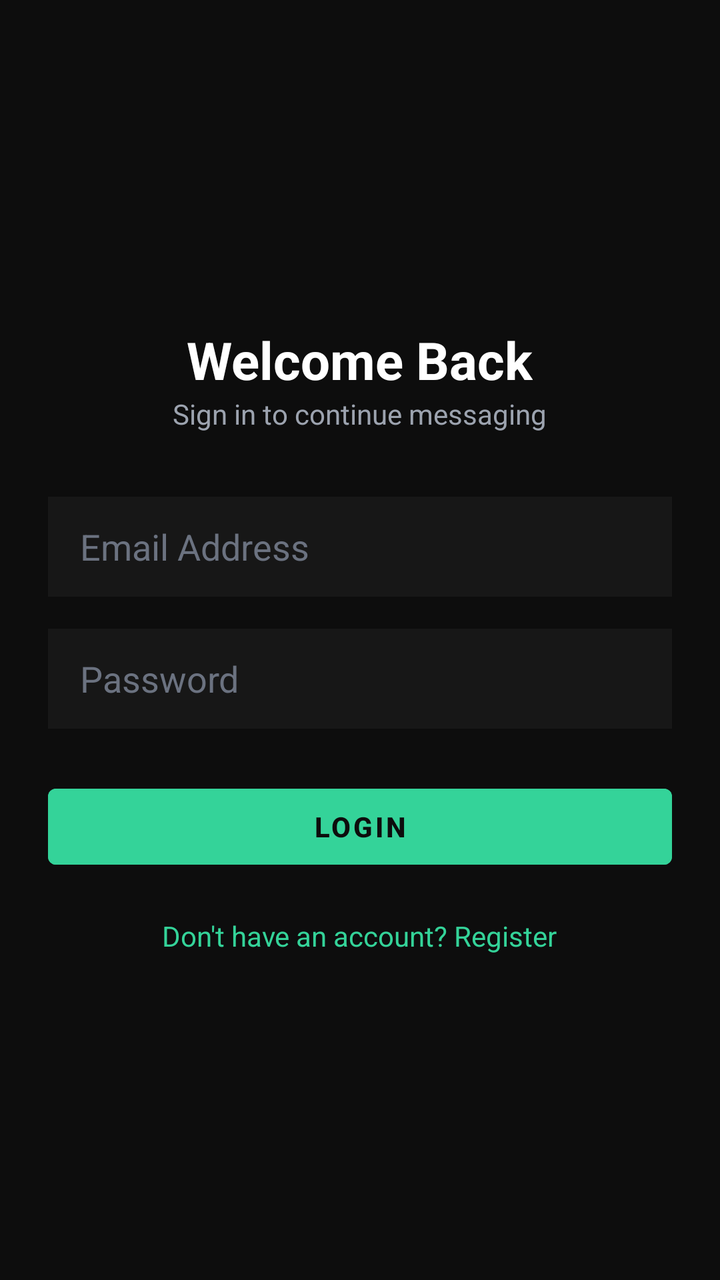
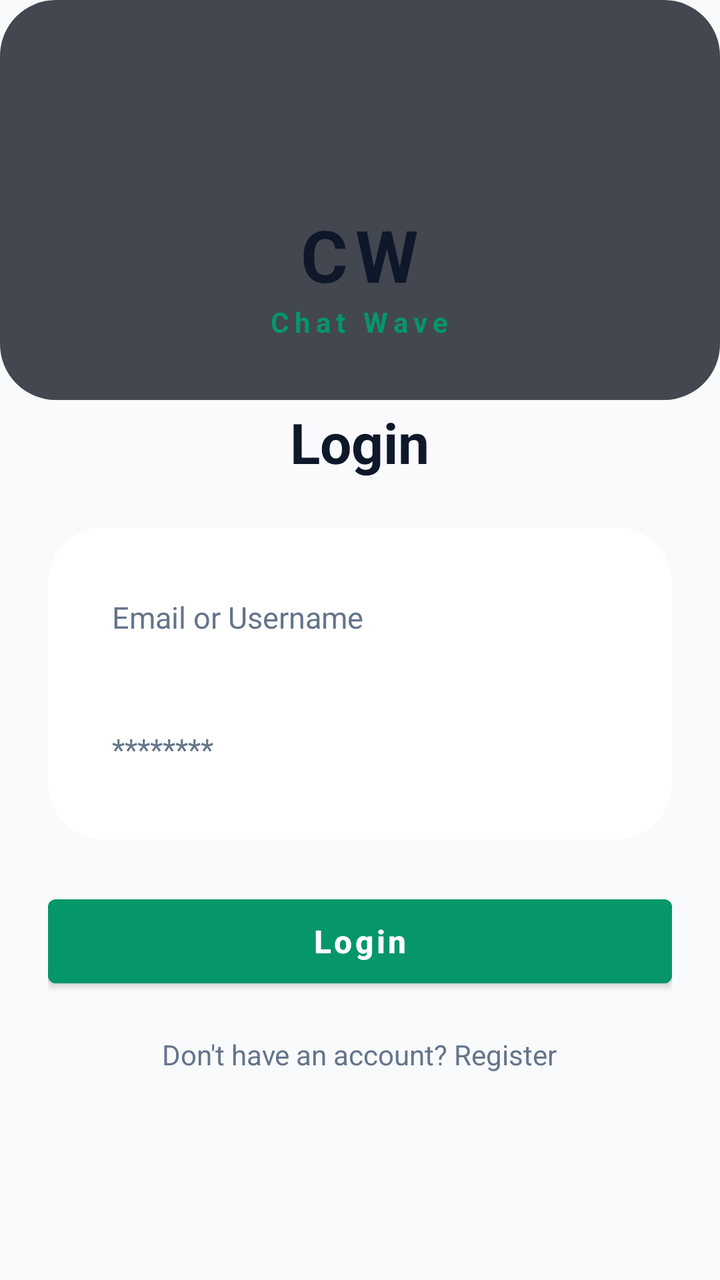

The first picture is an Android layout as it rendered before a commit; the second is the same layout after the commit. The layout source and the unified diff follow.
<!-- AndroidManifest.xml: activity theme Theme.RazorpaySoundbox.NoActionBar -->
<!-- res/layout/activity_login.xml -->
<?xml version="1.0" encoding="utf-8"?>
<LinearLayout xmlns:android="http://schemas.android.com/apk/res/android"
    android:layout_width="match_parent"
    android:layout_height="match_parent"
    android:background="#0D0D0D"
    android:gravity="center"
    android:orientation="vertical"
    android:padding="24dp">

    <TextView
        android:layout_width="wrap_content"
        android:layout_height="wrap_content"
        android:text="Welcome Back"
        android:textColor="@android:color/white"
        android:textSize="26sp"
        android:textStyle="bold" />

    <TextView
        android:layout_width="wrap_content"
        android:layout_height="wrap_content"
        android:layout_marginBottom="32dp"
        android:text="Sign in to continue messaging"
        android:textColor="#9CA3AF"
        android:textSize="14sp" />

    <EditText
        android:id="@+id/etEmail"
        android:layout_width="match_parent"
        android:layout_height="50dp"
        android:layout_marginBottom="16dp"
        android:background="#171717"
        android:hint="Email Address"
        android:inputType="textEmailAddress"
        android:paddingHorizontal="16dp"
        android:textColor="@android:color/white"
        android:textColorHint="#6B7280" />

    <EditText
        android:id="@+id/etPassword"
        android:layout_width="match_parent"
        android:layout_height="50dp"
        android:layout_marginBottom="24dp"
        android:background="#171717"
        android:hint="Password"
        android:inputType="textPassword"
        android:paddingHorizontal="16dp"
        android:textColor="@android:color/white"
        android:textColorHint="#6B7280" />

    <Button
        android:id="@+id/btnLogin"
        android:layout_width="match_parent"
        android:layout_height="50dp"
        android:backgroundTint="#34D399"
        android:text="Login"
        android:textColor="#0D0D0D"
        android:textStyle="bold" />

    <TextView
        android:id="@+id/tvRegisterRedirect"
        android:layout_width="wrap_content"
        android:layout_height="wrap_content"
        android:layout_marginTop="20dp"
        android:text="Don't have an account? Register"
        android:textColor="#34D399"
        android:textSize="14sp" />

</LinearLayout>
<!-- resources referenced by this layout -->
<resources>
  <style name="Theme.RazorpaySoundbox.NoActionBar" parent="Theme.MaterialComponents.DayNight.NoActionBar">
          <item name="colorPrimary">@color/primary_accent</item>
          <item name="colorSecondary">@color/accent_blue</item>
          <item name="android:windowBackground">@color/bg_dark</item>
      </style>
  <color name="primary_accent">#059669</color>
  <color name="accent_blue">#2563EB</color>
  <color name="bg_dark">#F8FAFC</color>
</resources>

<!-- the commit's change to res/layout/activity_login.xml (unified diff, before → after) -->
@@ -1,68 +1,114 @@
 <?xml version="1.0" encoding="utf-8"?>
-<LinearLayout xmlns:android="http://schemas.android.com/apk/res/android"
+<RelativeLayout xmlns:android="http://schemas.android.com/apk/res/android"
     android:layout_width="match_parent"
     android:layout_height="match_parent"
-    android:background="#0D0D0D"
-    android:gravity="center"
-    android:orientation="vertical"
-    android:padding="24dp">
+    android:background="@color/bg_dark">
 
-    <TextView
-        android:layout_width="wrap_content"
-        android:layout_height="wrap_content"
-        android:text="Welcome Back"
-        android:textColor="@android:color/white"
-        android:textSize="26sp"
-        android:textStyle="bold" />
+    
+    <ImageView
+        android:layout_width="match_parent"
+        android:layout_height="200dp"
+        android:scaleType="fitXY"
+        android:src="@drawable/bg_telegram_nav"
+        android:rotation="180"
+        android:alpha="0.8" />
 
-    <TextView
-        android:layout_width="wrap_content"
-        android:layout_height="wrap_content"
-        android:layout_marginBottom="32dp"
-        android:text="Sign in to continue messaging"
-        android:textColor="#9CA3AF"
-        android:textSize="14sp" />
+    <LinearLayout
+        android:layout_width="match_parent"
+        android:layout_height="match_parent"
+        android:gravity="center"
+        android:orientation="vertical"
+        android:padding="24dp">
 
-    <EditText
-        android:id="@+id/etEmail"
-        android:layout_width="match_parent"
-        android:layout_height="50dp"
-        android:layout_marginBottom="16dp"
-        android:background="#171717"
-        android:hint="Email Address"
-        android:inputType="textEmailAddress"
-        android:paddingHorizontal="16dp"
-        android:textColor="@android:color/white"
-        android:textColorHint="#6B7280" />
+        
+        <TextView
+            android:layout_width="wrap_content"
+            android:layout_height="wrap_content"
+            android:text="CW"
+            android:textSize="36sp"
+            android:textStyle="bold"
+            android:textColor="@color/text_white"
+            android:letterSpacing="0.1" />
 
-    <EditText
-        android:id="@+id/etPassword"
-        android:layout_width="match_parent"
-        android:layout_height="50dp"
-        android:layout_marginBottom="24dp"
-        android:background="#171717"
-        android:hint="Password"
-        android:inputType="textPassword"
-        android:paddingHorizontal="16dp"
-        android:textColor="@android:color/white"
-        android:textColorHint="#6B7280" />
+        <TextView
+            android:layout_width="wrap_content"
+            android:layout_height="wrap_content"
+            android:layout_marginBottom="32dp"
+            android:text="Chat Wave"
+            android:textSize="14sp"
+            android:textColor="@color/primary_accent"
+            android:textStyle="bold"
+            android:letterSpacing="0.2" />
 
-    <Button
-        android:id="@+id/btnLogin"
-        android:layout_width="match_parent"
-        android:layout_height="50dp"
-        android:backgroundTint="#34D399"
-        android:text="Login"
-        android:textColor="#0D0D0D"
-        android:textStyle="bold" />
+        <TextView
+            android:layout_width="wrap_content"
+            android:layout_height="wrap_content"
+            android:layout_marginBottom="24dp"
+            android:text="Login"
+            android:textColor="@color/text_white"
+            android:textSize="28sp"
+            android:textStyle="bold" />
 
-    <TextView
-        android:id="@+id/tvRegisterRedirect"
-        android:layout_width="wrap_content"
-        android:layout_height="wrap_content"
-        android:layout_marginTop="20dp"
-        android:text="Don't have an account? Register"
-        android:textColor="#34D399"
-        android:textSize="14sp" />
+        
+        <LinearLayout
+            android:layout_width="match_parent"
+            android:layout_height="wrap_content"
+            android:background="@drawable/bg_telegram_nav"
+            android:backgroundTint="@color/card_dark"
+            android:orientation="vertical"
+            android:padding="20sp">
 
-</LinearLayout>
+            
+            <EditText
+                android:id="@+id/etEmail"
+                android:layout_width="match_parent"
+                android:layout_height="50dp"
+                android:layout_marginBottom="16dp"
+                android:background="@android:color/transparent"
+                android:hint="Email or Username"
+                android:inputType="textEmailAddress"
+                android:paddingHorizontal="12dp"
+                android:textColor="@color/text_white"
+                android:textColorHint="@color/text_gray"
+                android:textSize="15sp" />
+
+            
+            <EditText
+                android:id="@+id/etPassword"
+                android:layout_width="match_parent"
+                android:layout_height="50dp"
+                android:background="@android:color/transparent"
+                android:hint="********"
+                android:inputType="textPassword"
+                android:paddingHorizontal="12dp"
+                android:textColor="@color/text_white"
+                android:textColorHint="@color/text_gray"
+                android:textSize="15sp" />
+        </LinearLayout>
+
+        
+        <Button
+            android:id="@+id/btnLogin"
+            android:layout_width="match_parent"
+            android:layout_height="54dp"
+            android:layout_marginTop="24dp"
+            android:backgroundTint="@color/primary_accent"
+            android:text="Login"
+            android:textColor="@android:color/white"
+            android:textSize="16sp"
+            android:textStyle="bold"
+            android:textAllCaps="false" />
+
+        
+        <TextView
+            android:id="@+id/tvGoToRegister"
+            android:layout_width="wrap_content"
+            android:layout_height="wrap_content"
+            android:layout_marginTop="20dp"
+            android:text="Don't have an account? Register"
+            android:textColor="@color/text_gray"
+            android:textSize="14sp" />
+
+    </LinearLayout>
+
+</RelativeLayout>
<!-- resource entries referenced after the edit -->
@@ -6,7 +6,17 @@
           <item name="android:windowBackground">@color/bg_dark</item>
       </style>
   <color name="primary_accent">#059669</color>
+  <color name="text_gray">#64748B</color>
+  <color name="text_white">#0F172A</color>
+  <!-- drawable bg_telegram_nav (drawable) -->
+  <?xml version="1.0" encoding="utf-8"?>
+  <shape xmlns:android="http://schemas.android.com/apk/res/android"
+      android:shape="rectangle">
+      <solid android:color="#161B26"/> 
+      <corners android:radius="28dp"/>
+  </shape>
   <color name="accent_blue">#2563EB</color>
   <color name="bg_dark">#F8FAFC</color>
+  <color name="card_dark">#FFFFFF</color>
 </resources>
 
